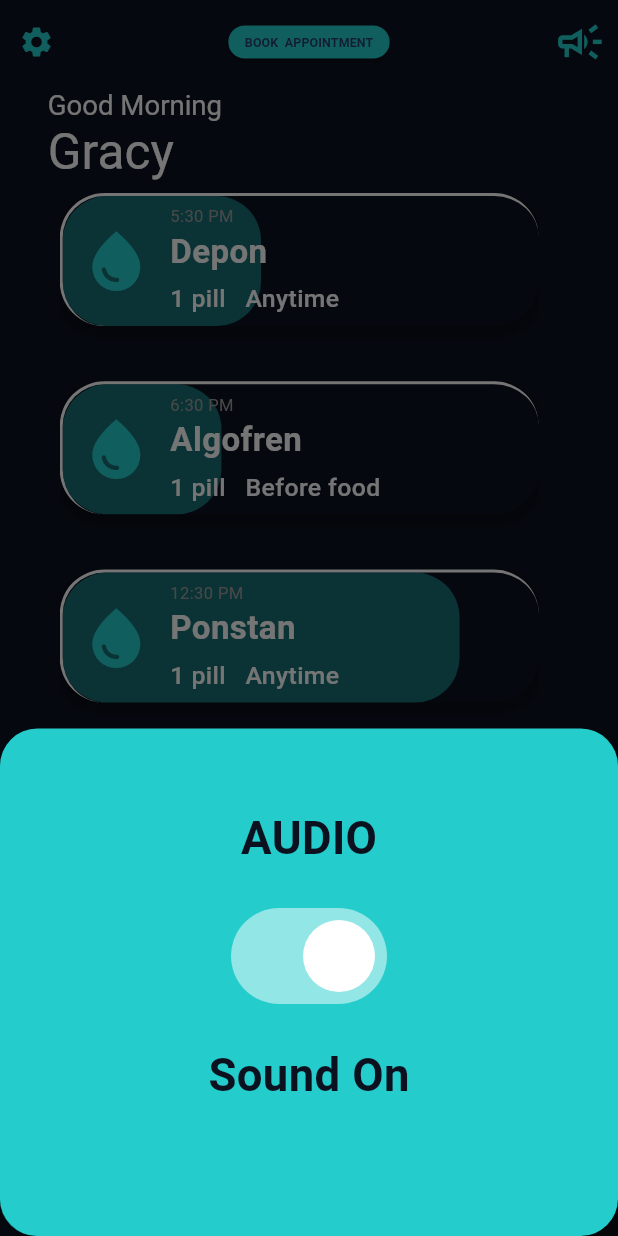
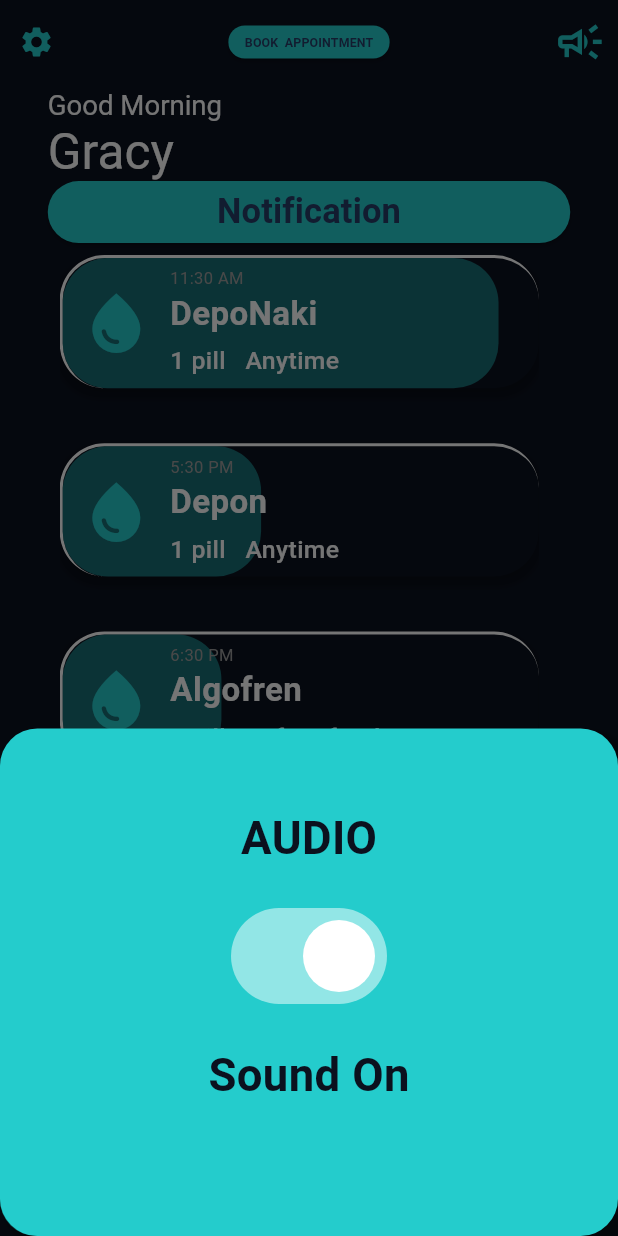
Before and after one commit to ElGreKost/PillMate, a Flutter app: the screen it shows after launch, after a tap on the "campaign" icon, on a phone screen of 412 x 824 dp. Run offline on Flutter 3.47's test engine with Material 3 defaults, Android fonts, the phone set to English and light mode, and no system bars; drawn by our look-alikes of google_nav_bar; our stand-ins replace awesome_notifications, cached_network_image, cloud_firestore, flutter_svg, font_awesome_flutter, ionicons and 1 more; missing offline and left inert: day_night_time_picker, day_picker; accounts and stored records are empty.

Commit message:
Basic Notification functionality working now I have to make them beautiful and to make the user be able to set a fix time where he would like to be notified apart from the 1hour and 10 minutes before scheduled time

```diff
--- a/pillmate-v1.0.2/lib/backend/app_state.dart
+++ b/pillmate-v1.0.2/lib/backend/app_state.dart
@@ -1,3 +1,4 @@
+import 'package:awesome_notifications/awesome_notifications.dart';
 import 'package:flutter/material.dart';
 import '../routes/app_routes.dart';
 import '../services/medication.dart';
@@ -19,6 +20,7 @@ class AppState with ChangeNotifier {
 
   // For medication list
   List<Medication> medList = [
+    Medication(name: 'DepoNaki', icon: Icons.water_drop, kind: 'pill', specificDays: ['Mon', 'Wed', 'Fri'], betweenMeals: 'Anytime', scheduledTime: DateTime.now().add(Duration(hours: 1, seconds: 10))),
     Medication(name: 'Depon', icon: Icons.water_drop, kind: 'pill', specificDays: ['Mon', 'Wed', 'Fri'], betweenMeals: 'Anytime', scheduledTime: DateTime.now().add(Duration(hours: 7))),
     Medication(name: 'Algofren', icon: Icons.water_drop, kind: 'pill', specificDays: ['Sat', 'Wed', 'Mon'], betweenMeals: 'Before food', scheduledTime: DateTime.now().add(Duration(hours: 8))),
     Medication(name: 'Ponstan', icon: Icons.water_drop, kind: 'pill', specificDays: ['Fri'], betweenMeals: 'Anytime', scheduledTime: DateTime.now().add(Duration(hours: 2))),
--- /dev/null
+++ b/pillmate-v1.0.2/lib/backend/notification_controller.dart
@@ -0,0 +1,36 @@
+import 'package:awesome_notifications/awesome_notifications.dart';
+
+import '../main.dart';
+
+class NotificationController {
+  // @pragma is used to say to the compiler not to delete those functions
+  /// Use this method to detect when a new notification or a schedule is created
+  @pragma("vm:entry-point")
+  static Future<void> onNotificationCreatedMethod(ReceivedNotification receivedNotification) async {
+    // Your code goes here
+  }
+
+  /// Use this method to detect every time that a new notification is displayed
+  @pragma("vm:entry-point")
+  static Future<void> onNotificationDisplayedMethod(ReceivedNotification receivedNotification) async {
+    // Your code goes here
+  }
+
+  /// Use this method to detect if the user dismissed a notification
+  @pragma("vm:entry-point")
+  static Future<void> onDismissActionReceivedMethod(ReceivedAction receivedAction) async {
+    // Your code goes here
+  }
+
+  /// Use this method to detect when the user taps on a notification or action button
+  @pragma("vm:entry-point")
+  static Future<void> onActionReceivedMethod(ReceivedAction receivedAction) async {
+    // Your code goes here
+
+    // todo understand this:
+    // Navigate into pages, avoiding to open the notification details page over another details page already opened
+    MyApp.navigatorKey.currentState?.pushNamedAndRemoveUntil(
+        '/notification-page', (route) => (route.settings.name != '/notification-page') || route.isFirst,
+        arguments: receivedAction);
+  }
+}
--- a/pillmate-v1.0.2/lib/main.dart
+++ b/pillmate-v1.0.2/lib/main.dart
@@ -1,18 +1,53 @@
 import 'package:flutter/material.dart';
+import 'backend/notification_controller.dart';
 import 'core/app_export.dart';
 import 'package:provider/provider.dart';
 import 'backend/app_state.dart';
-import 'services/medication_data_provider.dart'; // Make sure to import your NavigationModel file
+import 'services/medication_data_provider.dart';
+import 'package:awesome_notifications/awesome_notifications.dart';
 
 var globalMessengerKey = GlobalKey<ScaffoldMessengerState>();
-void main() {
+
+void main() async {
   WidgetsFlutterBinding.ensureInitialized(); // Used for QueryData or whatever it's called
+
+  await AwesomeNotifications().initialize(
+      // 'resource://drawable/ic_launcher',
+      null, // to see pillmate icon
+      [
+        NotificationChannel(
+            channelGroupKey: 'basic_channel_group',
+            channelKey: 'basic_channel',
+            channelName: 'Basic notifications',
+            channelDescription: 'Notification channel for basic tests',
+            defaultColor: Color(0xFF9D50DD),
+            ledColor: Colors.white)
+      ],
+      // Channel groups are only visual and are not required
+      channelGroups: [
+        NotificationChannelGroup(channelGroupKey: 'basic_channel_group', channelGroupName: 'Basic group')
+      ],
+      debug: true);
+  AwesomeNotifications().isNotificationAllowed().then((isAllowed) {
+    if (!isAllowed) {
+      // todo make this beautiful
+      AwesomeNotifications().requestPermissionToSendNotifications();
+    }
+  });
 
   ThemeHelper().changeTheme('primary');
   runApp(MyApp());
 }
 
-class MyApp extends StatelessWidget {
+class MyApp extends StatefulWidget {
+  // With the navigator key, you can redirect pages and get context even inside static classes.
+  static final GlobalKey<NavigatorState> navigatorKey = GlobalKey<NavigatorState>();
+
+  @override
+  State<MyApp> createState() => _MyAppState();
+}
+
+class _MyAppState extends State<MyApp> {
   @override
   Widget build(BuildContext context) {
     return MultiProvider(
@@ -33,4 +68,16 @@ class MyApp extends StatelessWidget {
       ),
     );
   }
+
+  @override
+  void initState() {
+    // Only after at least the action method is set, the notification events are delivered
+    AwesomeNotifications().setListeners(
+        onActionReceivedMethod: NotificationController.onActionReceivedMethod,
+        onNotificationCreatedMethod: NotificationController.onNotificationCreatedMethod,
+        onNotificationDisplayedMethod: NotificationController.onNotificationDisplayedMethod,
+        onDismissActionReceivedMethod: NotificationController.onDismissActionReceivedMethod);
+
+    super.initState();
+  }
 }
--- a/pillmate-v1.0.2/lib/presentation/homescreen_page/homescreen_page.dart
+++ b/pillmate-v1.0.2/lib/presentation/homescreen_page/homescreen_page.dart
@@ -1,4 +1,6 @@
+import 'package:awesome_notifications/awesome_notifications.dart';
 import 'package:pillmate/widgets/app_bar/appbar_title_button.dart';
+import 'package:pillmate/widgets/custom_elevated_button.dart';
 import 'package:provider/provider.dart';
 import '../../backend/app_state.dart';
 import '../../services/medication.dart';
@@ -40,6 +42,17 @@ class HomescreenPage extends StatelessWidget {
                   TextSpan(text: "Gracy", style: theme.textTheme.displaySmall)
                 ]),
                 textAlign: TextAlign.left),
+            CustomElevatedButton(
+              text: 'Notification',
+              onPressed: () => AwesomeNotifications().createNotification(
+                  content: NotificationContent(
+                    id: 10,
+                    channelKey: 'basic_channel',
+                    actionType: ActionType.Default,
+                    title: 'Hello World!',
+                    body: 'This is my first notification!',
+                  )),
+            ),
             SizedBox(height: 8),
             _buildMedList(context),
             SizedBox(height: 20.v),
@@ -55,7 +68,6 @@ class HomescreenPage extends StatelessWidget {
 
   /// Section Widget
   Widget _buildMedList(BuildContext context) {
-
     List<Medication> medList = Provider.of<AppState>(context).medList;
 
     return Expanded(
--- a/pillmate-v1.0.2/lib/services/medication.dart
+++ b/pillmate-v1.0.2/lib/services/medication.dart
@@ -1,6 +1,9 @@
 import 'package:flutter/cupertino.dart';
 
 class Medication {
+  static int _idCounter = 0;  // todo - Cons: Upon restart this will be set back to 0
+
+  final int notificationId;
   final String name;
   final String kind;
   final List<String> specificDays;
@@ -8,12 +11,13 @@ class Medication {
   final DateTime scheduledTime;
   final IconData icon;
 
+  // Constructor with named parameters, automatically assigns an ID
   Medication({
     required this.name,
     required this.kind,
     required this.icon,
     required this.specificDays,
     required this.betweenMeals,
-    required this.scheduledTime, // Optional food instruction
-  });
+    required this.scheduledTime,
+  }) : notificationId = ++_idCounter;
 }
--- a/pillmate-v1.0.2/lib/widgets/med_list_tile.dart
+++ b/pillmate-v1.0.2/lib/widgets/med_list_tile.dart
@@ -1,3 +1,4 @@
+import 'package:awesome_notifications/awesome_notifications.dart';
 import 'package:flutter/material.dart';
 import 'package:intl/intl.dart';
 import 'package:pillmate/core/app_export.dart';
@@ -18,6 +19,18 @@ class MedListTile extends StatefulWidget {
 class _MedListTileState extends State<MedListTile> {
   bool _isLongPressed = false;
   bool _isEditPressed = false;
+
+  @override
+  void initState() {
+    super.initState();
+    scheduleMedicationNotifications();
+  }
+
+  @override
+  void dispose() {
+    super.dispose();
+    AwesomeNotifications().cancel(widget.medication.notificationId);
+  }
 
   double calculateFillRatio(DateTime scheduledTime) {
     final DateTime now = DateTime.now();
@@ -131,7 +144,6 @@ class _MedListTileState extends State<MedListTile> {
                 }),
                 SizedBox(width: 16.h),
                 _buildIconButton(Icons.delete, "Delete", Colors.red, () {
-                  print('clicked delete');
                   Provider.of<AppState>(context, listen: false).deleteMedication(widget.medication);
                 }),
               ]),
@@ -220,4 +232,42 @@ class _MedListTileState extends State<MedListTile> {
   Widget _buildIconButton(IconData icon, String tooltip, Color color, VoidCallback onPressed) {
     return IconButton(icon: Icon(icon, size: 40.h), color: color, tooltip: tooltip, onPressed: onPressed);
   }
+
+  void scheduleMedicationNotifications() {
+    DateTime scheduledTime = widget.medication.scheduledTime;
+    int medicationId = widget.medication.notificationId; // Assuming each medication has a unique ID.
+
+    // Schedule notification 1 hour before the scheduled time
+    AwesomeNotifications().createNotification(
+      content: NotificationContent(
+        id: medicationId, // Ensure this is a unique ID for each notification
+        channelKey: 'basic_channel',
+        title: '${widget.medication.name} Time',
+        body: 'Time to take your ${widget.medication.kind}. Scheduled in 1 hour.',
+      ),
+      schedule: NotificationCalendar.fromDate(date: scheduledTime.subtract(Duration(hours: 1))),
+    );
+
+    // Schedule notification 10 minutes before the scheduled time
+    AwesomeNotifications().createNotification(
+      content: NotificationContent(
+        id: medicationId, // Modify ID to ensure uniqueness
+        channelKey: 'basic_channel',
+        title: '${widget.medication.name} Time',
+        body: 'Time to take your ${widget.medication.kind}. Scheduled in 10 minutes.',
+      ),
+      schedule: NotificationCalendar.fromDate(date: scheduledTime.subtract(Duration(minutes: 10))),
+    );
+
+    // Schedule notification at the exact scheduled time
+    AwesomeNotifications().createNotification(
+      content: NotificationContent(
+        id: medicationId, // Modify ID to ensure uniqueness
+        channelKey: 'basic_channel',
+        title: '${widget.medication.name} Time',
+        body: 'Time to take your ${widget.medication.kind}. It\'s time!',
+      ),
+      schedule: NotificationCalendar.fromDate(date: scheduledTime),
+    );
+  }
 }
--- a/pillmate-v1.0.2/pubspec.yaml
+++ b/pillmate-v1.0.2/pubspec.yaml
@@ -23,6 +23,7 @@ dependencies:
   cloud_firestore: ^4.15.8
   font_awesome_flutter: ^10.7.0
   ionicons: ^0.2.2
+  awesome_notifications: ^0.9.2
 
 dev_dependencies:
   flutter_test:
```
Also changed, not shown: pillmate-v1.0.2/lib/theme/hsl_color_pallet.png (renamed from pillmate-v1.0.2/lib/hsl_color_pallet.png), pillmate-v1.0.2/lib/theme/hsl_extended_pallet.png (renamed from pillmate-v1.0.2/lib/hsl_extended_pallet.png), 4 other files.
